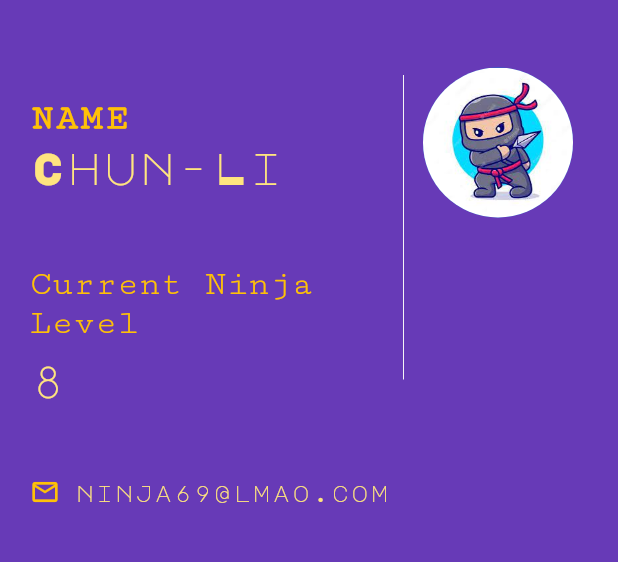
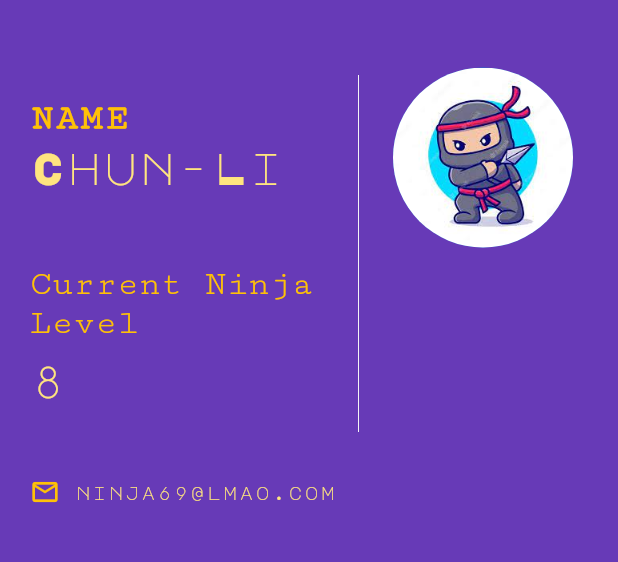
Before and after one commit to noobie7/FlutterNinjaID, a Flutter app: the screen it shows after launch, on a phone screen of 412 x 824 dp, the part 84-646 px from its top. Run offline on Flutter 3.47's test engine with Material 2 defaults, Android fonts, the phone set to English and light mode, and no system bars.

Commit message:
Added a sizedbox in the row

```diff
--- a/lib/main.dart
+++ b/lib/main.dart
@@ -109,7 +109,7 @@ class Home extends StatelessWidget {
                                               color: Colors.amberAccent[100],
                                               fontFamily: 'MajorMono',
                                               letterSpacing: 2,
-                                              fontSize: 15
+                                              fontSize: 12
                                           ),
                                         )
                                       ]
@@ -119,14 +119,17 @@ class Home extends StatelessWidget {
                             ),
                             VerticalDivider(
                               color: Colors.grey[100],
-                              endIndent: 500,
+                              endIndent: 465,
                               indent: 35,
+                            ),
+                            SizedBox(
+                              width: 10,
                             ),
                             Padding(
                               padding: EdgeInsets.fromLTRB(5, 30, 10, 30),
                               child: CircleAvatar(
                                 backgroundImage: AssetImage('assets/index.jpg'),
-                                radius: 50,
+                                radius: 60,
                               ),
                             )
                         ],
```
